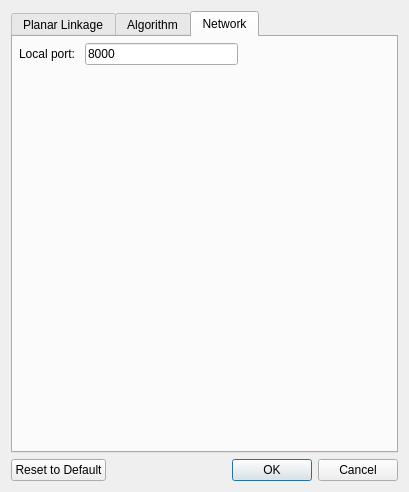
Old version of the form core/panel/DimensionalSynthesis/Path_Solving_options.ui in the repository KmolYuan/Pyslvs-UI.
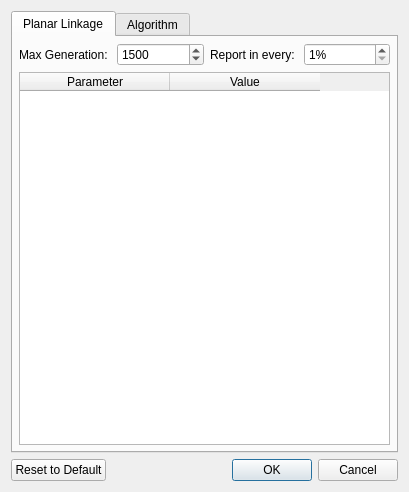
New version of the form. The open tabs and pages were chosen to show the change. Icons and pictures are not drawn.

```diff
--- a/core/panel/DimensionalSynthesis/Path_Solving_options.ui
+++ b/core/panel/DimensionalSynthesis/Path_Solving_options.ui
@@ -166,72 +166,6 @@
        </item>
       </layout>
      </widget>
-     <widget class="QWidget" name="network">
-      <attribute name="title">
-       <string>Network</string>
-      </attribute>
-      <layout class="QVBoxLayout" name="verticalLayout_4">
-       <property name="leftMargin">
-        <number>6</number>
-       </property>
-       <property name="topMargin">
-        <number>6</number>
-       </property>
-       <property name="rightMargin">
-        <number>6</number>
-       </property>
-       <property name="bottomMargin">
-        <number>6</number>
-       </property>
-       <item>
-        <layout class="QHBoxLayout" name="horizontalLayout_3">
-         <item>
-          <widget class="QLabel" name="label">
-           <property name="text">
-            <string>Local port: </string>
-           </property>
-          </widget>
-         </item>
-         <item>
-          <widget class="QLineEdit" name="lineEdit">
-           <property name="inputMask">
-            <string>9999</string>
-           </property>
-           <property name="text">
-            <string>8000</string>
-           </property>
-          </widget>
-         </item>
-         <item>
-          <spacer name="horizontalSpacer_2">
-           <property name="orientation">
-            <enum>Qt::Horizontal</enum>
-           </property>
-           <property name="sizeHint" stdset="0">
-            <size>
-             <width>40</width>
-             <height>20</height>
-            </size>
-           </property>
-          </spacer>
-         </item>
-        </layout>
-       </item>
-       <item>
-        <spacer name="verticalSpacer">
-         <property name="orientation">
-          <enum>Qt::Vertical</enum>
-         </property>
-         <property name="sizeHint" stdset="0">
-          <size>
-           <width>20</width>
-           <height>40</height>
-          </size>
-         </property>
-        </spacer>
-       </item>
-      </layout>
-     </widget>
     </widget>
    </item>
    <item>
```
